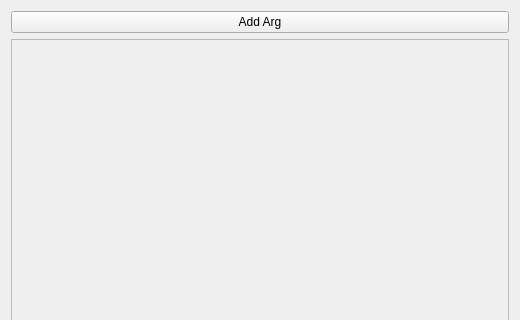
Above: ui_files/extra_fields.ui from derrian-distro/LoRA_Easy_Training_Scripts before the change; both pictures show x 0 to 520 and y 0 to 320 of the 520 by 651 pixel window. Below: the same form after it.
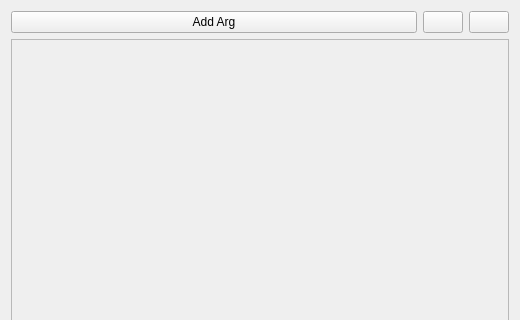
That is the form after the change.

What changed in the file:
```diff
--- a/ui_files/extra_fields.ui
+++ b/ui_files/extra_fields.ui
@@ -21,6 +21,8 @@
   </property>
   <layout class="QVBoxLayout" name="verticalLayout">
    <item>
+    <layout class="QHBoxLayout" name="horizontalLayout">
+     <item>
     <widget class="QPushButton" name="add_extra_arg_button">
      <property name="text">
       <string>Add Arg</string>
@@ -28,6 +30,34 @@
     </widget>
    </item>
    <item>
+      <widget class="QPushButton" name="save_extra_args_button">
+       <property name="sizePolicy">
+        <sizepolicy hsizetype="Maximum" vsizetype="Fixed">
+         <horstretch>0</horstretch>
+         <verstretch>0</verstretch>
+        </sizepolicy>
+       </property>
+       <property name="text">
+        <string/>
+       </property>
+      </widget>
+     </item>
+     <item>
+      <widget class="QPushButton" name="load_extra_args_button">
+       <property name="sizePolicy">
+        <sizepolicy hsizetype="Maximum" vsizetype="Fixed">
+         <horstretch>0</horstretch>
+         <verstretch>0</verstretch>
+        </sizepolicy>
+       </property>
+       <property name="text">
+        <string/>
+       </property>
+      </widget>
+     </item>
+    </layout>
+   </item>
+   <item>
     <widget class="QScrollArea" name="scrollArea">
      <property name="widgetResizable">
       <bool>true</bool>
```
Left out of the diff: 2 changed lines with no effect on the pictures. Lines whose indentation alone changed are shown as unchanged.
